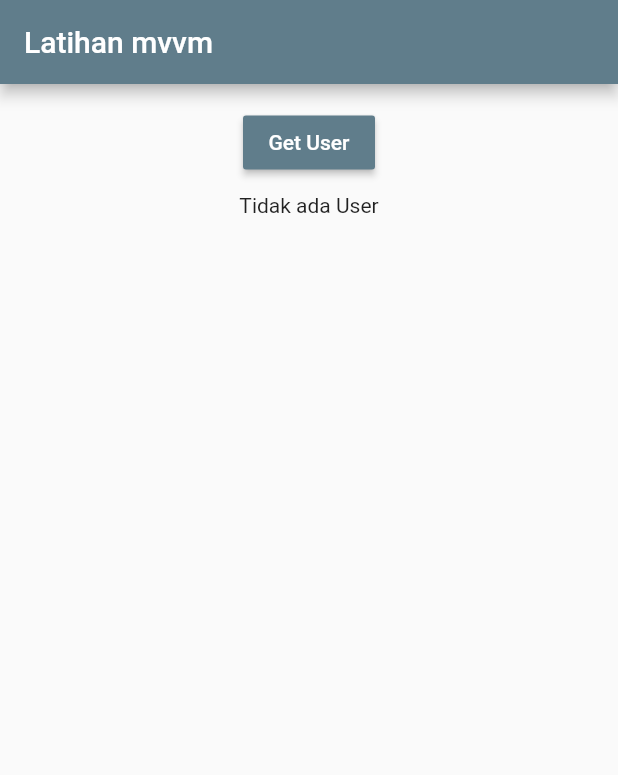
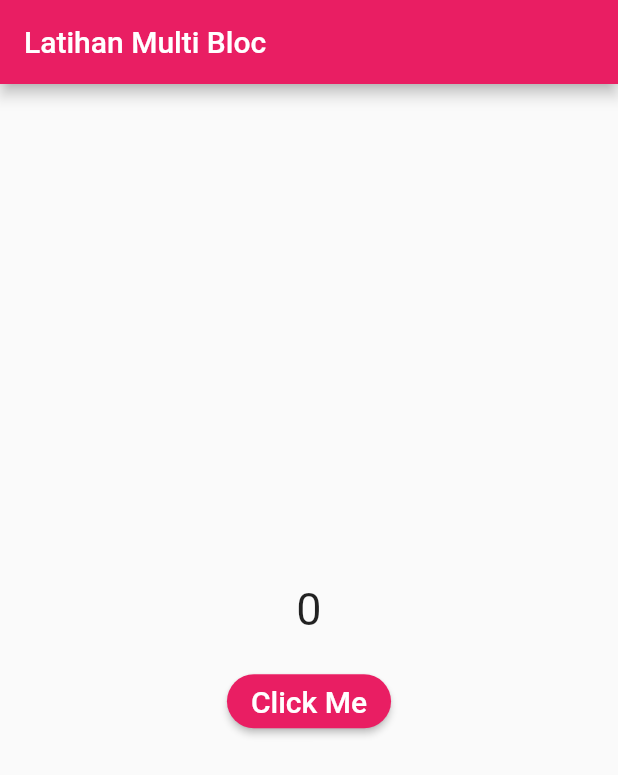
Before and after one commit to akbariyansyah/latihan-flutter, a Flutter app: the screen it shows after launch, on a phone screen of 412 x 824 dp. Shown: the top 775 px of the screen. Run offline on Flutter 3.47's test engine with Material 2 defaults, Android fonts, the light colour scheme and no system bars; our stand-ins replace bloc, flutter_bloc.

Commit message:
-Complete the code.

```diff
--- /dev/null
+++ b/lib/bloc/color_bloc.dart
@@ -0,0 +1,18 @@
+import 'package:bloc/bloc.dart';
+import 'package:flutter/cupertino.dart';
+import 'package:flutter/material.dart';
+
+enum ColorEvent { to_pink, to_amber, to_purple }
+
+class ColorBloc extends Bloc<ColorEvent, Color> {
+  @override
+  Color get initialState => Colors.pink;
+  @override
+  Stream<Color> mapEventToState(ColorEvent event) async* {
+    yield (event == ColorEvent.to_pink)
+        ? Colors.pink
+        : (event == ColorEvent.to_amber)
+            ? Colors.amber
+            : Colors.purple;
+  }
+}
--- /dev/null
+++ b/lib/bloc/counter_bloc.dart
@@ -0,0 +1,13 @@
+import 'package:bloc/bloc.dart';
+
+
+class CounterBloc extends Bloc<int,int> {
+  @override
+  int get initialState => 0;
+
+  @override
+  Stream<int> mapEventToState(int event) async* {
+    yield event;
+  }
+
+}
--- a/lib/bloc/user_bloc.dart
+++ /dev/null
@@ -1,15 +0,0 @@
-import 'package:bloc/bloc.dart';
-import 'package:myapp/model/user.dart';
-
-class UserBloc extends Bloc<int, User> {
-  @override
-  User get initialState => UninitializedUser();
-
-  @override
-  Stream<User> mapEventToState(int event) async* {
-    try {
-      User user = await User.getUserApi(event);
-      yield user;
-    } catch (_) {}
-  }
-}
--- a/lib/main.dart
+++ b/lib/main.dart
@@ -1,9 +1,9 @@
 import 'package:flutter/cupertino.dart';
 import 'package:flutter/material.dart';
 import 'package:flutter_bloc/flutter_bloc.dart';
-
 import 'package:bloc/bloc.dart';
-import 'package:myapp/bloc/user_bloc.dart';
+import 'package:myapp/bloc/color_bloc.dart';
+import 'package:myapp/bloc/counter_bloc.dart';
 import 'package:myapp/ui/main_page.dart';
 
 void main() {
@@ -12,10 +12,14 @@ void main() {
 class MyApp extends StatelessWidget {
   @override
   Widget build(BuildContext context) {
-    return MaterialApp(
-      debugShowCheckedModeBanner: false,
-      home: BlocProvider(builder: (context) => UserBloc(),
-      child: MainPage(),),
+    return MultiBlocProvider(
+      providers: [
+        BlocProvider<ColorBloc>(builder: (context) => ColorBloc(),),
+        BlocProvider<CounterBloc>(builder: (context) => CounterBloc(),),
+      ],
+      child: MaterialApp(
+        home: MainPage(),
+      ),
     );
   }
 }
--- a/lib/model/user.dart
+++ /dev/null
@@ -1,33 +0,0 @@
-import 'dart:convert';
-
-import 'package:http/http.dart' as http;
-
-class User {
-  String id;
-  String email;
-  String firstName;
-  String lastName;
-  String avatar;
-
-  User({this.id, this.email, this.firstName, this.lastName, this.avatar});
-
-  factory User.CreateUser(Map<String, dynamic> object) {
-    return User(
-      id: object["id"].toString(),
-      email: object["email"],
-      firstName: object["first_name"],
-      lastName: object["last_name"],
-      avatar: object["avatar"],
-    );
-  }
-  static Future<User> getUserApi(int id) async {
-    String baseURL = "https://reqres.in/api/users/" + id.toString();
-    print(id.toString());
-    var result = await http.get(baseURL);
-    var jsonResult = jsonDecode(result.body);
-    var userResult = (jsonResult as Map<String, dynamic>)["data"];
-    return User.CreateUser(userResult);
-  }
-}
-
-class UninitializedUser extends User {}
--- /dev/null
+++ b/lib/ui/draft_page.dart
@@ -0,0 +1,18 @@
+
+import 'package:flutter/cupertino.dart';
+import 'package:flutter/material.dart';
+
+class DraftPage extends StatelessWidget {
+
+  final Color backgroundColor;
+  final Widget body;
+
+  DraftPage({this.backgroundColor,this.body});
+  @override
+  Widget build(BuildContext context) {
+    return Scaffold(
+      appBar: AppBar(title: Text("Latihan Multi Bloc"),backgroundColor: backgroundColor,),
+      body: body,
+    );
+  }
+}
--- a/lib/ui/main_page.dart
+++ b/lib/ui/main_page.dart
@@ -1,47 +1,46 @@
-import 'dart:math';
+import 'package:flutter/cupertino.dart';
 import 'package:flutter/material.dart';
 import 'package:flutter_bloc/flutter_bloc.dart';
-import 'package:myapp/bloc/user_bloc.dart';
-import 'package:myapp/model/user.dart';
-import 'package:myapp/ui/user_card.dart';
+import 'package:myapp/bloc/color_bloc.dart';
+import 'package:myapp/bloc/counter_bloc.dart';
+import 'package:myapp/ui/draft_page.dart';
+import 'package:myapp/ui/second_page.dart';
 
 class MainPage extends StatelessWidget {
-  final Random random = Random();
   @override
   Widget build(BuildContext context) {
-    UserBloc bloc = BlocProvider.of<UserBloc>(context);
-    return Scaffold(
-      appBar: AppBar(
-        title: Text("Latihan mvvm"),
-        backgroundColor: Colors.blueGrey,
-      ),
-      body: Column(
-        crossAxisAlignment: CrossAxisAlignment.center,
-        children: [
-          SizedBox(
-            height: 15,
+    return BlocBuilder<ColorBloc,Color>(
+      builder: (context,color) => DraftPage(
+        backgroundColor: color,
+        body: Center(
+          child: Column(
+            mainAxisAlignment: MainAxisAlignment.center,
+            children: [
+              BlocBuilder<CounterBloc,int>(
+                builder: (context,counter) => Text(
+                  counter.toString(),
+                  style: TextStyle(fontSize: 30),
+                ),
+              ),
+              SizedBox(
+                height: 20,
+              ),
+              BlocBuilder<ColorBloc,Color>(
+                builder: (context,color) => RaisedButton(
+                  onPressed: () {
+                    Navigator.push(context, MaterialPageRoute(builder: (context) => SecondPage()));
+                  },
+                  color: color,
+                  shape: StadiumBorder(),
+                  child: Text(
+                    "Click Me",
+                    style: TextStyle(fontSize: 20, color: Colors.white),
+                  ),
+                ),
+              ),
+            ],
           ),
-          RaisedButton(
-            color: Colors.blueGrey,
-            onPressed: () {
-              bloc.dispatch(random.nextInt(10) + 1);
-            },
-            child: Text(
-              "Get User",
-              style: TextStyle(color: Colors.white),
-            ),
-          ),
-          SizedBox(
-            height: 10,
-          ),
-          BlocBuilder<UserBloc, User>(
-              builder: (context, user) => (user is UninitializedUser)
-                  ? Center(
-                      child: Container(
-                      child: Text("Tidak ada User"),
-                    ))
-                  : UserCard(user)),
-        ],
+        ),
       ),
     );
   }
```
Also changed, not shown: lib/ui/second_page.dart (added, +78 -0 lines), lib/ui/user_card.dart (deleted, +0 -46 lines).
